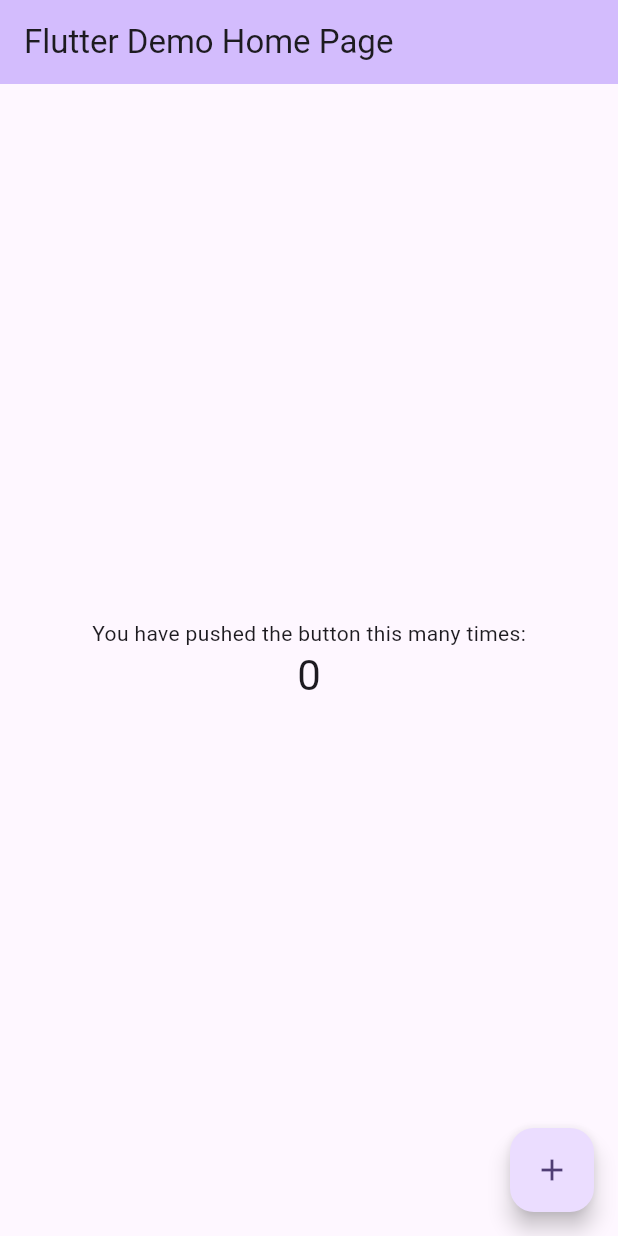
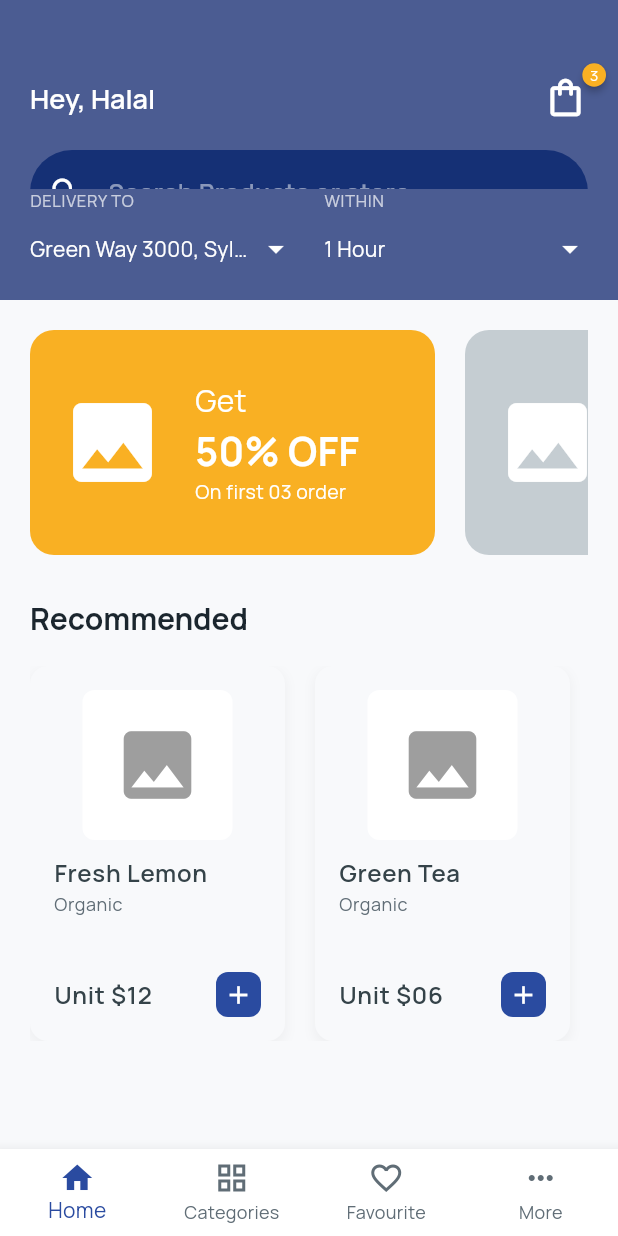
Before and after one commit to Modather22222/Grocery-Shopping-App, a Flutter app: the screen it shows after launch, on a phone screen of 412 x 824 dp. Run offline on Flutter 3.47's test engine with Material 3 defaults, Android fonts, the phone set to English and light mode, and no system bars; drawn by our look-alikes of badges; our stand-ins replace google_fonts.

Commit message:
first screen

```diff
--- /dev/null
+++ b/devtools_options.yaml
@@ -0,0 +1,3 @@
+description: This file stores settings for Dart & Flutter DevTools.
+documentation: https://docs.flutter.dev/tools/devtools/extensions#configure-extension-enablement-states
+extensions:
--- /dev/null
+++ b/lib/home_screen.dart
@@ -0,0 +1,323 @@
+import 'package:flutter/material.dart';
+import 'package:badges/badges.dart' as badges;
+import 'package:myapp/theme.dart';
+
+class HomeScreen extends StatefulWidget {
+  const HomeScreen({super.key});
+
+  @override
+  State<HomeScreen> createState() => _HomeScreenState();
+}
+
+class _HomeScreenState extends State<HomeScreen> {
+  int _selectedIndex = 0;
+
+  void _onItemTapped(int index) {
+    setState(() {
+      _selectedIndex = index;
+    });
+  }
+
+  @override
+  Widget build(BuildContext context) {
+    final List<Widget> pages = [
+      _buildHomePage(),
+      const Center(child: Text('Categories Page')),
+      const Center(child: Text('Favourite Page')),
+      const Center(child: Text('More Page')),
+    ];
+
+    return Scaffold(
+      appBar: _buildHomeAppBar(),
+      body: pages[_selectedIndex],
+      bottomNavigationBar: _buildBottomNavigationBar(),
+    );
+  }
+
+  PreferredSizeWidget _buildHomeAppBar() {
+    return PreferredSize(
+        preferredSize: const Size.fromHeight(200.0),
+        child: AppBar(
+          elevation: 0,
+          automaticallyImplyLeading: false,
+          flexibleSpace: Container(
+            decoration: BoxDecoration(
+              color: Theme.of(context).colorScheme.primary,
+            ),
+            padding: const EdgeInsets.only(top: 50, left: 20, right: 20, bottom: 20),
+            child: Column(
+              children: [
+                Row(
+                  mainAxisAlignment: MainAxisAlignment.spaceBetween,
+                  children: [
+                    Text(
+                      'Hey, Halal',
+                      style: Theme.of(context).textTheme.headlineMedium?.copyWith(
+                            color: Colors.white,
+                          ),
+                    ),
+                    badges.Badge(
+                      badgeContent: const Text(
+                        '3',
+                        style: TextStyle(color: Colors.white, fontSize: 10),
+                      ),
+                      position: badges.BadgePosition.topEnd(top: -12, end: -12),
+                      badgeStyle: badges.BadgeStyle(
+                        badgeColor: Theme.of(context).colorScheme.secondary,
+                      ),
+                      child: const Icon(
+                        Icons.shopping_bag_outlined,
+                        color: Colors.white,
+                        size: 30,
+                      ),
+                    ),
+                  ],
+                ),
+                const SizedBox(height: 20),
+                TextField(
+                  style: const TextStyle(color: Colors.white),
+                  decoration: InputDecoration(
+                    hintText: 'Search Products or store',
+                    hintStyle: TextStyle(color: Colors.white.withAlpha(128)),
+                    prefixIcon: const Icon(Icons.search, color: Colors.white),
+                    filled: true,
+                    fillColor: darkBlue,
+                    border: OutlineInputBorder(
+                      borderRadius: BorderRadius.circular(28),
+                      borderSide: BorderSide.none,
+                    ),
+                    contentPadding: const EdgeInsets.symmetric(vertical: 16),
+                  ),
+                ),
+              ],
+            ),
+          ),
+          bottom: PreferredSize(
+            preferredSize: const Size.fromHeight(60.0),
+            child: Container(
+              color: Theme.of(context).colorScheme.primary,
+              padding: const EdgeInsets.fromLTRB(20, 0, 20, 10),
+              child: Row(
+                children: [
+                  Expanded(
+                    child: Column(
+                      crossAxisAlignment: CrossAxisAlignment.start,
+                      children: [
+                        Text(
+                          'DELIVERY TO',
+                          style: Theme.of(context).textTheme.labelSmall?.copyWith(
+                                color: Colors.white.withAlpha(178),
+                              ),
+                        ),
+                        DropdownButton<String>(
+                          value: 'Green Way 3000, Sylhet',
+                          isExpanded: true,
+                          icon: const Icon(Icons.arrow_drop_down, color: Colors.white),
+                          style: Theme.of(context).textTheme.bodyMedium?.copyWith(color: Colors.white),
+                          dropdownColor: darkBlue,
+                          underline: Container(),
+                          onChanged: (String? newValue) {},
+                          items: <String>['Green Way 3000, Sylhet', 'Some Other Place']
+                              .map<DropdownMenuItem<String>>((String value) {
+                            return DropdownMenuItem<String>(
+                              value: value,
+                              child: Text(value, overflow: TextOverflow.ellipsis),
+                            );
+                          }).toList(),
+                        ),
+                      ],
+                    ),
+                  ),
+                  const SizedBox(width: 20),
+                  Expanded(
+                    child: Column(
+                      crossAxisAlignment: CrossAxisAlignment.start,
+                      children: [
+                        Text(
+                          'WITHIN',
+                          style: Theme.of(context).textTheme.labelSmall?.copyWith(
+                                color: Colors.white.withAlpha(178),
+                              ),
+                        ),
+                        DropdownButton<String>(
+                          value: '1 Hour',
+                          isExpanded: true,
+                          icon: const Icon(Icons.arrow_drop_down, color: Colors.white),
+                          style: Theme.of(context).textTheme.bodyMedium?.copyWith(color: Colors.white),
+                          dropdownColor: darkBlue,
+                          underline: Container(),
+                          onChanged: (String? newValue) {},
+                          items: <String>['1 Hour', '30 Minutes', '2 Hours']
+                              .map<DropdownMenuItem<String>>((String value) {
+                            return DropdownMenuItem<String>(
+                              value: value,
+                              child: Text(value, overflow: TextOverflow.ellipsis),
+                            );
+                          }).toList(),
+                        ),
+                      ],
+                    ),
+                  ),
+                ],
+              ),
+            ),
+          ),
+        ));
+  }
+
+  Widget _buildHomePage() {
+    return SingleChildScrollView(
+      child: Padding(
+        padding: const EdgeInsets.all(20.0),
+        child: Column(
+          crossAxisAlignment: CrossAxisAlignment.start,
+          children: [
+            SizedBox(
+              height: 150,
+              child: ListView(
+                scrollDirection: Axis.horizontal,
+                children: [
+                  _buildOfferCard(context, primaryYellow, 'Get', '50% OFF', 'On first 03 order'),
+                  const SizedBox(width: 20),
+                  _buildOfferCard(context, black20, 'Get', '20% OFF', 'On first order'),
+                ],
+              ),
+            ),
+            const SizedBox(height: 30),
+            Text(
+              'Recommended',
+              style: Theme.of(context).textTheme.displaySmall,
+            ),
+            const SizedBox(height: 20),
+            SizedBox(
+              height: 250,
+              child: ListView(
+                scrollDirection: Axis.horizontal,
+                children: [
+                  _buildProductCard(context, 'Fresh Lemon', 'Organic', '\$12'),
+                  const SizedBox(width: 20),
+                  _buildProductCard(context, 'Green Tea', 'Organic', '\$06'),
+                  const SizedBox(width: 20),
+                  _buildProductCard(context, 'Fresh Lemon', 'Organic', '\$12'),
+                ],
+              ),
+            )
+          ],
+        ),
+      ),
+    );
+  }
+
+  Widget _buildOfferCard(BuildContext context, Color color, String text1, String text2, String text3) {
+    return Container(
+      width: 270,
+      padding: const EdgeInsets.all(20),
+      decoration: BoxDecoration(
+        color: color,
+        borderRadius: BorderRadius.circular(16),
+      ),
+      child: Row(
+        children: [
+          const Icon(Icons.image, size: 70, color: Colors.white),
+          const SizedBox(width: 20),
+          Column(
+            crossAxisAlignment: CrossAxisAlignment.start,
+            mainAxisAlignment: MainAxisAlignment.center,
+            children: [
+              Text(text1, style: const TextStyle(color: Colors.white, fontSize: 20)),
+              Text(text2, style: const TextStyle(color: Colors.white, fontSize: 26, fontWeight: FontWeight.bold)),
+              Text(text3, style: const TextStyle(color: Colors.white, fontSize: 13)),
+            ],
+          ),
+        ],
+      ),
+    );
+  }
+
+  Widget _buildProductCard(BuildContext context, String name, String type, String price) {
+    return Container(
+      width: 170,
+      padding: const EdgeInsets.all(16),
+      decoration: BoxDecoration(
+        color: black1,
+        borderRadius: BorderRadius.circular(12),
+        boxShadow: [
+          BoxShadow(
+            color: Colors.grey.withAlpha(25),
+            spreadRadius: 1,
+            blurRadius: 5,
+            offset: const Offset(0, 3),
+          ),
+        ],
+      ),
+      child: Column(
+        crossAxisAlignment: CrossAxisAlignment.start,
+        children: [
+          Center(
+            child: Container(
+              height: 100,
+              width: 100,
+              decoration: BoxDecoration(
+                color: Colors.white,
+                borderRadius: BorderRadius.circular(8),
+              ),
+              child: const Icon(Icons.image, size: 60, color: Colors.grey),
+            ),
+          ),
+          const SizedBox(height: 10),
+          Text(name, style: Theme.of(context).textTheme.bodyLarge),
+          Text(type, style: Theme.of(context).textTheme.bodySmall),
+          const Spacer(),
+          Row(
+            mainAxisAlignment: MainAxisAlignment.spaceBetween,
+            children: [
+              Text('Unit $price', style: Theme.of(context).textTheme.bodyLarge),
+              Container(
+                width: 30,
+                height: 30,
+                decoration: BoxDecoration(
+                  color: primaryBlue,
+                  borderRadius: BorderRadius.circular(8),
+                ),
+                child: const Icon(Icons.add, color: Colors.white, size: 20),
+              )
+            ],
+          ),
+        ],
+      ),
+    );
+  }
+
+  Widget _buildBottomNavigationBar() {
+    return BottomNavigationBar(
+      currentIndex: _selectedIndex,
+      onTap: _onItemTapped,
+      type: BottomNavigationBarType.fixed,
+      backgroundColor: Colors.white,
+      selectedItemColor: primaryBlue,
+      unselectedItemColor: black60,
+      showUnselectedLabels: true,
+      items: const <BottomNavigationBarItem>[
+        BottomNavigationBarItem(
+          icon: Icon(Icons.home_outlined),
+          activeIcon: Icon(Icons.home),
+          label: 'Home',
+        ),
+        BottomNavigationBarItem(
+          icon: Icon(Icons.grid_view_outlined),
+           activeIcon: Icon(Icons.grid_view),
+          label: 'Categories',
+        ),
+        BottomNavigationBarItem(
+          icon: Icon(Icons.favorite_border),
+          activeIcon: Icon(Icons.favorite),
+          label: 'Favourite',
+        ),
+        BottomNavigationBarItem(
+          icon: Icon(Icons.more_horiz),
+          label: 'More',
+        ),
+      ],
+    );
+  }
+}
--- a/lib/main.dart
+++ b/lib/main.dart
@@ -1,122 +1,33 @@
 import 'package:flutter/material.dart';
+import 'package:provider/provider.dart';
+import 'theme.dart';
+import 'home_screen.dart';
 
 void main() {
-  runApp(const MyApp());
+  runApp(
+    ChangeNotifierProvider(
+      create: (context) => ThemeProvider(),
+      child: const MyApp(),
+    ),
+  );
 }
 
 class MyApp extends StatelessWidget {
   const MyApp({super.key});
 
-  // This widget is the root of your application.
   @override
   Widget build(BuildContext context) {
-    return MaterialApp(
-      title: 'Flutter Demo',
-      theme: ThemeData(
-        // This is the theme of your application.
-        //
-        // TRY THIS: Try running your application with "flutter run". You'll see
-        // the application has a purple toolbar. Then, without quitting the app,
-        // try changing the seedColor in the colorScheme below to Colors.green
-        // and then invoke "hot reload" (save your changes or press the "hot
-        // reload" button in a Flutter-supported IDE, or press "r" if you used
-        // the command line to start the app).
-        //
-        // Notice that the counter didn't reset back to zero; the application
-        // state is not lost during the reload. To reset the state, use hot
-        // restart instead.
-        //
-        // This works for code too, not just values: Most code changes can be
-        // tested with just a hot reload.
-        colorScheme: ColorScheme.fromSeed(seedColor: Colors.deepPurple),
-      ),
-      home: const MyHomePage(title: 'Flutter Demo Home Page'),
+    return Consumer<ThemeProvider>(
+      builder: (context, themeProvider, child) {
+        return MaterialApp(
+          title: 'Flutter Demo',
+          theme: lightTheme,
+          darkTheme: darkTheme,
+          themeMode: themeProvider.themeMode,
+          home: const HomeScreen(),
+          debugShowCheckedModeBanner: false,
+        );
+      },
     );
   }
 }
-
-class MyHomePage extends StatefulWidget {
-  const MyHomePage({super.key, required this.title});
-
-  // This widget is the home page of your application. It is stateful, meaning
-  // that it has a State object (defined below) that contains fields that affect
-  // how it looks.
-
-  // This class is the configuration for the state. It holds the values (in this
-  // case the title) provided by the parent (in this case the App widget) and
-  // used by the build method of the State. Fields in a Widget subclass are
-  // always marked "final".
-
-  final String title;
-
-  @override
-  State<MyHomePage> createState() => _MyHomePageState();
-}
-
-class _MyHomePageState extends State<MyHomePage> {
-  int _counter = 0;
-
-  void _incrementCounter() {
-    setState(() {
-      // This call to setState tells the Flutter framework that something has
-      // changed in this State, which causes it to rerun the build method below
-      // so that the display can reflect the updated values. If we changed
-      // _counter without calling setState(), then the build method would not be
-      // called again, and so nothing would appear to happen.
-      _counter++;
-    });
-  }
-
-  @override
-  Widget build(BuildContext context) {
-    // This method is rerun every time setState is called, for instance as done
-    // by the _incrementCounter method above.
-    //
-    // The Flutter framework has been optimized to make rerunning build methods
-    // fast, so that you can just rebuild anything that needs updating rather
-    // than having to individually change instances of widgets.
-    return Scaffold(
-      appBar: AppBar(
-        // TRY THIS: Try changing the color here to a specific color (to
-        // Colors.amber, perhaps?) and trigger a hot reload to see the AppBar
-        // change color while the other colors stay the same.
-        backgroundColor: Theme.of(context).colorScheme.inversePrimary,
-        // Here we take the value from the MyHomePage object that was created by
-        // the App.build method, and use it to set our appbar title.
-        title: Text(widget.title),
-      ),
-      body: Center(
-        // Center is a layout widget. It takes a single child and positions it
-        // in the middle of the parent.
-        child: Column(
-          // Column is also a layout widget. It takes a list of children and
-          // arranges them vertically. By default, it sizes itself to fit its
-          // children horizontally, and tries to be as tall as its parent.
-          //
-          // Column has various properties to control how it sizes itself and
-          // how it positions its children. Here we use mainAxisAlignment to
-          // center the children vertically; the main axis here is the vertical
-          // axis because Columns are vertical (the cross axis would be
-          // horizontal).
-          //
-          // TRY THIS: Invoke "debug painting" (choose the "Toggle Debug Paint"
-          // action in the IDE, or press "p" in the console), to see the
-          // wireframe for each widget.
-          mainAxisAlignment: MainAxisAlignment.center,
-          children: <Widget>[
-            const Text('You have pushed the button this many times:'),
-            Text(
-              '$_counter',
-              style: Theme.of(context).textTheme.headlineMedium,
-            ),
-          ],
-        ),
-      ),
-      floatingActionButton: FloatingActionButton(
-        onPressed: _incrementCounter,
-        tooltip: 'Increment',
-        child: const Icon(Icons.add),
-      ), // This trailing comma makes auto-formatting nicer for build methods.
-    );
-  }
-}
--- /dev/null
+++ b/lib/theme.dart
@@ -0,0 +1,105 @@
+
+import 'package:flutter/material.dart';
+import 'package:google_fonts/google_fonts.dart';
+
+// Custom Colors based on the user-provided palette
+const Color primaryBlue = Color(0xFF2A4BA0);
+const Color darkBlue = Color(0xFF153075);
+const Color primaryYellow = Color(0xFFF9B023);
+const Color lightYellow = Color(0xFFFFC83A);
+
+const Color black100 = Color(0xFF1B262E);
+const Color black90 = Color(0xFF354349);
+const Color black60 = Color(0xFF606D76);
+const Color black45 = Color(0xFFA9B4BC);
+const Color black20 = Color(0xFFC5CDD2);
+const Color black1 = Color(0xFFF8F9FB);
+
+class ThemeProvider with ChangeNotifier {
+  ThemeMode _themeMode = ThemeMode.system;
+
+  ThemeMode get themeMode => _themeMode;
+
+  void toggleTheme() {
+    _themeMode = _themeMode == ThemeMode.light ? ThemeMode.dark : ThemeMode.light;
+    notifyListeners();
+  }
+
+  void setSystemTheme() {
+    _themeMode = ThemeMode.system;
+    notifyListeners();
+  }
+}
+
+// Define a common TextTheme using Manrope font
+final TextTheme appTextTheme = TextTheme(
+  displayLarge: GoogleFonts.manrope(fontSize: 30, fontWeight: FontWeight.bold, color: black100),
+  displayMedium: GoogleFonts.manrope(fontSize: 26, fontWeight: FontWeight.bold, color: black100),
+  displaySmall: GoogleFonts.manrope(fontSize: 20, fontWeight: FontWeight.bold, color: black100),
+  headlineLarge: GoogleFonts.manrope(fontSize: 18, fontWeight: FontWeight.bold, color: black100),
+  headlineMedium: GoogleFonts.manrope(fontSize: 18, fontWeight: FontWeight.w600, color: black100),
+  headlineSmall: GoogleFonts.manrope(fontSize: 18, fontWeight: FontWeight.w500, color: black100),
+  titleLarge: GoogleFonts.manrope(fontSize: 30, fontWeight: FontWeight.w600, color: black100),
+  titleMedium: GoogleFonts.manrope(fontSize: 26, fontWeight: FontWeight.w600, color: black100),
+  titleSmall: GoogleFonts.manrope(fontSize: 20, fontWeight: FontWeight.w600, color: black100),
+  bodyLarge: GoogleFonts.manrope(fontSize: 16, fontWeight: FontWeight.w600, color: black90),
+  bodyMedium: GoogleFonts.manrope(fontSize: 14, fontWeight: FontWeight.normal, color: black90),
+  bodySmall: GoogleFonts.manrope(fontSize: 12, fontWeight: FontWeight.normal, color: black60),
+  labelLarge: GoogleFonts.manrope(fontSize: 14, fontWeight: FontWeight.w600, color: black100),
+  labelMedium: GoogleFonts.manrope(fontSize: 12, fontWeight: FontWeight.w500, color: black90),
+  labelSmall: GoogleFonts.manrope(fontSize: 11, fontWeight: FontWeight.normal, color: black60),
+);
+
+// Light Theme
+final ThemeData lightTheme = ThemeData(
+  useMaterial3: true,
+  brightness: Brightness.light,
+  colorScheme: ColorScheme.fromSeed(
+    seedColor: primaryBlue,
+    brightness: Brightness.light,
+    secondary: primaryYellow,
+  ),
+  scaffoldBackgroundColor: black1,
+  textTheme: appTextTheme,
+  appBarTheme: AppBarTheme(
+    backgroundColor: primaryBlue,
+    foregroundColor: Colors.white,
+    titleTextStyle: GoogleFonts.manrope(fontSize: 22, fontWeight: FontWeight.bold),
+  ),
+  elevatedButtonTheme: ElevatedButtonThemeData(
+    style: ElevatedButton.styleFrom(
+      foregroundColor: Colors.white,
+      backgroundColor: primaryBlue,
+      shape: RoundedRectangleBorder(borderRadius: BorderRadius.circular(8)),
+      padding: const EdgeInsets.symmetric(horizontal: 24, vertical: 12),
+      textStyle: GoogleFonts.manrope(fontSize: 14, fontWeight: FontWeight.w600),
+    ),
+  ),
+);
+
+// Dark Theme
+final ThemeData darkTheme = ThemeData(
+  useMaterial3: true,
+  brightness: Brightness.dark,
+  colorScheme: ColorScheme.fromSeed(
+    seedColor: primaryBlue,
+    brightness: Brightness.dark,
+    secondary: lightYellow,
+  ),
+  scaffoldBackgroundColor: black100,
+  textTheme: appTextTheme.apply(bodyColor: black1, displayColor: black1),
+  appBarTheme: AppBarTheme(
+    backgroundColor: black90,
+    foregroundColor: Colors.white,
+    titleTextStyle: GoogleFonts.manrope(fontSize: 22, fontWeight: FontWeight.bold),
+  ),
+  elevatedButtonTheme: ElevatedButtonThemeData(
+    style: ElevatedButton.styleFrom(
+      foregroundColor: black100,
+      backgroundColor: primaryYellow,
+      shape: RoundedRectangleBorder(borderRadius: BorderRadius.circular(8)),
+      padding: const EdgeInsets.symmetric(horizontal: 24, vertical: 12),
+      textStyle: GoogleFonts.manrope(fontSize: 14, fontWeight: FontWeight.w600),
+    ),
+  ),
+);
--- a/pubspec.yaml
+++ b/pubspec.yaml
@@ -34,6 +34,9 @@ dependencies:
   # The following adds the Cupertino Icons font to your application.
   # Use with the CupertinoIcons class for iOS style icons.
   cupertino_icons: ^1.0.8
+  google_fonts: ^6.3.2
+  provider: ^6.1.5+1
+  badges: ^3.1.2
 
 dev_dependencies:
   flutter_test:
```
Also changed, not shown: lib/detai.dart (added), pubspec.lock, 1 other file.
